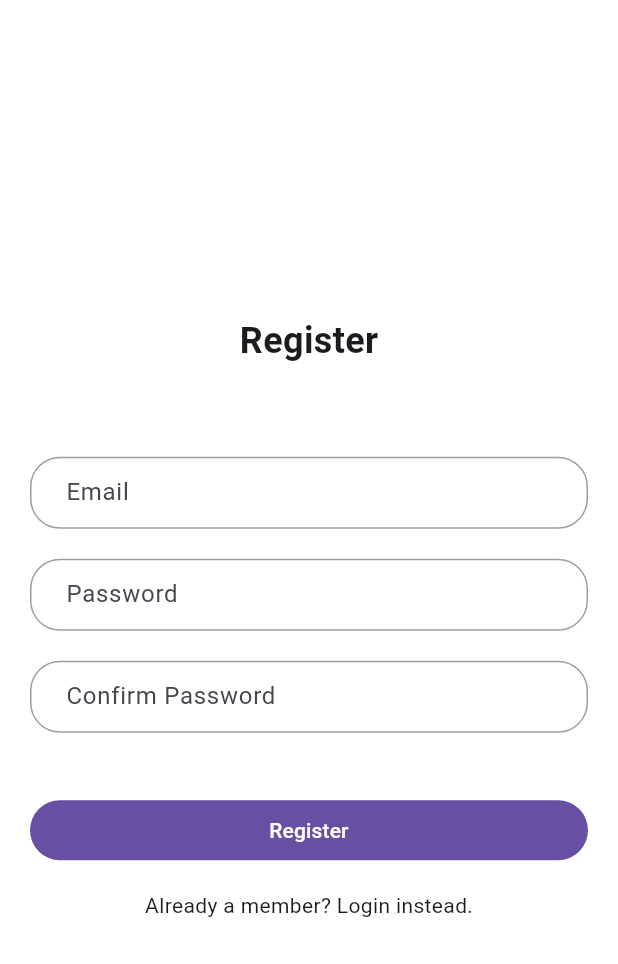
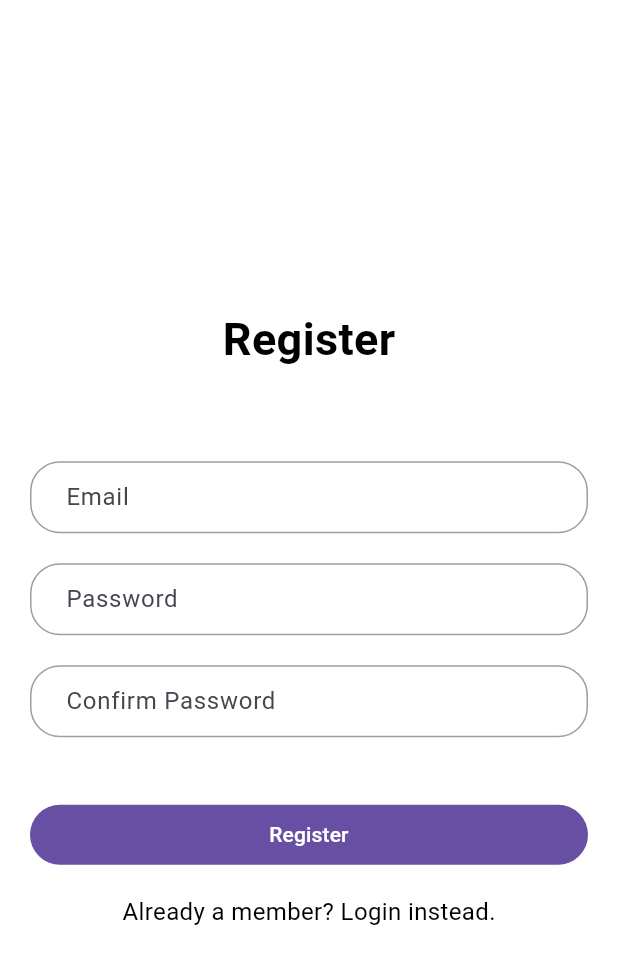
Before and after one commit to Morne-le-Roux/placeholder_app, a Flutter app: the screen it shows after launch, after a tap on an icon or button, on a phone screen of 412 x 824 dp. Shown: the top 964 px of the screen. Run offline on Flutter 3.47's test engine with Material 3 defaults, Android fonts, the phone set to English and light mode, and no system bars; our stand-ins replace equatable, flutter_bloc, flutter_dotenv, flutter_secure_storage, gap, pocketbase; accounts and stored records are empty.

```diff
--- /dev/null
+++ b/lib/core/usecases/init_pb.dart
@@ -0,0 +1,29 @@
+import 'package:flutter_dotenv/flutter_dotenv.dart';
+import 'package:flutter_secure_storage/flutter_secure_storage.dart';
+import 'package:pocketbase/pocketbase.dart';
+
+import '../../main.dart';
+
+Future<void> initPB() async {
+  FlutterSecureStorage storage = const FlutterSecureStorage();
+
+  String? token = await storage.read(key: 'pb_auth_token');
+
+  authStore = AsyncAuthStore(
+    initial: token,
+    save: saveToken,
+    clear: deleteToken,
+  );
+
+  pb = PocketBase(dotenv.env['POCKETBASE_URL'] ?? '', authStore: authStore);
+}
+
+Future<void> saveToken(String token) async {
+  FlutterSecureStorage storage = const FlutterSecureStorage();
+  await storage.write(key: 'pb_auth_token', value: token);
+}
+
+Future<void> deleteToken() async {
+  FlutterSecureStorage storage = const FlutterSecureStorage();
+  await storage.delete(key: 'pb_auth_token');
+}
--- a/lib/features/auth/views/login.dart
+++ b/lib/features/auth/views/login.dart
@@ -1,6 +1,7 @@
 import 'package:flutter/material.dart';
 import 'package:flutter_bloc/flutter_bloc.dart';
 import 'package:gap/gap.dart';
+import 'package:placeholder/core/usecases/is_dark_mode.dart';
 import 'package:placeholder/core/widgets/buttons/large_rounded_button.dart';
 import 'package:placeholder/features/auth/cubit/auth_cubit.dart';
 import 'package:placeholder/features/auth/usecases/validate_email.dart';
@@ -57,11 +58,17 @@ class _LoginState extends State<Login> {
               spacing: 20,
               children: [
                 Text(_register ? "Register" : "Login",
-                    style: Constants.textStyles.title),
+                    style: Constants.textStyles.title.copyWith(
+                        color:
+                            isDarkMode(context) ? Colors.white : Colors.black,
+                        fontSize: 30)),
                 Gap(20),
                 TextFormField(
                     autovalidateMode: AutovalidateMode.onUnfocus,
                     initialValue: _email,
+                    style: TextStyle(
+                        color:
+                            isDarkMode(context) ? Colors.white : Colors.black),
                     validator: (value) {
                       String? error = validateEmail(value);
                       setState(() => _isValid = false);
@@ -74,6 +81,9 @@ class _LoginState extends State<Login> {
                     focusNode: _emailFocusNode),
                 TextFormField(
                     autovalidateMode: AutovalidateMode.onUnfocus,
+                    style: TextStyle(
+                        color:
+                            isDarkMode(context) ? Colors.white : Colors.black),
                     initialValue: _password,
                     obscureText: true,
                     validator: (value) {
@@ -92,6 +102,10 @@ class _LoginState extends State<Login> {
                   duration: const Duration(milliseconds: 200),
                   child: _register
                       ? TextFormField(
+                          style: TextStyle(
+                              color: isDarkMode(context)
+                                  ? Colors.white
+                                  : Colors.black),
                           autovalidateMode: AutovalidateMode.onUnfocus,
                           initialValue: _password2,
                           obscureText: true,
@@ -139,7 +153,11 @@ class _LoginState extends State<Login> {
                 GestureDetector(
                   onTap: () => setState(() => _register = !_register),
                   child: Text(
-                      "${_register ? "Already a member?" : "Not a member?"} ${_register ? "Login instead." : "Register instead."}"),
+                      "${_register ? "Already a member?" : "Not a member?"} ${_register ? "Login instead." : "Register instead."}",
+                      style: TextStyle(
+                          color:
+                              isDarkMode(context) ? Colors.white : Colors.black,
+                          fontSize: 16)),
                 ),
               ],
             ),
--- a/lib/main.dart
+++ b/lib/main.dart
@@ -2,6 +2,7 @@ import 'package:flutter/material.dart';
 import 'package:flutter_bloc/flutter_bloc.dart';
 import 'package:flutter_dotenv/flutter_dotenv.dart';
 import 'package:placeholder/core/themes/text_form_field_theme.dart';
+import 'package:placeholder/core/usecases/init_pb.dart';
 import 'package:placeholder/features/auth/cubit/auth_cubit.dart';
 import 'package:placeholder/features/auth/views/choose_user.dart';
 import 'package:placeholder/features/auth/views/login.dart';
@@ -10,11 +11,12 @@ import 'package:pocketbase/pocketbase.dart';
 import 'features/tasks/cubit/task_cubit.dart';
 
 late PocketBase pb;
+late AuthStore authStore;
 
 void main() async {
   WidgetsFlutterBinding.ensureInitialized();
   await dotenv.load(fileName: ".env");
-  pb = PocketBase(dotenv.env['POCKETBASE_URL']!);
+  await initPB();
 
   runApp(MultiBlocProvider(
     providers: [
--- a/pubspec.yaml
+++ b/pubspec.yaml
@@ -1,7 +1,7 @@
 name: placeholder
 description: "A new Flutter project."
 publish_to: "none"
-version: 0.2.2+5
+version: 0.3.3+6
 
 environment:
   sdk: ^3.6.0
@@ -17,6 +17,7 @@ dependencies:
   pocketbase: ^0.22.0
   supabase_flutter: ^2.8.4
   uuid: ^4.5.1
+  flutter_secure_storage: ^9.2.4
 
 dev_dependencies:
   flutter_lints: ^5.0.0
```
Also changed, not shown: pubspec.lock, 5 other files.
